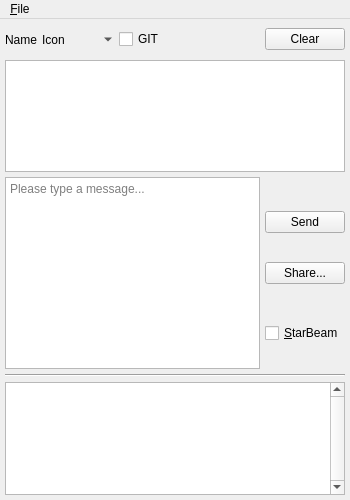
textbrowser/spot-on, file Source/UI/spot-on-chatwindow.ui: the form before one commit.
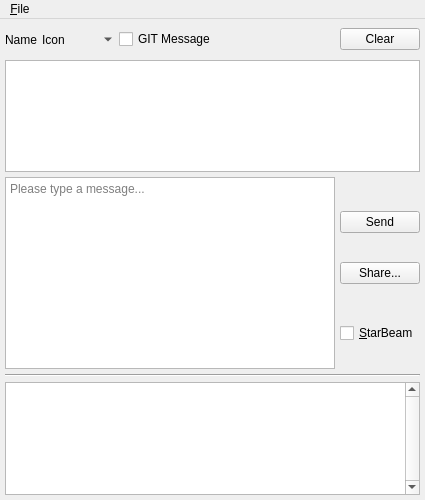
The form after the commit. Icons and pictures are not drawn. Custom widgets are drawn as their Qt base class.

Patch:
```diff
--- a/Source/UI/spot-on-chatwindow.ui
+++ b/Source/UI/spot-on-chatwindow.ui
@@ -6,7 +6,7 @@
    <rect>
     <x>0</x>
     <y>0</y>
-    <width>350</width>
+    <width>425</width>
     <height>500</height>
    </rect>
   </property>
@@ -79,7 +79,7 @@
          <string>&lt;html&gt;&lt;head/&gt;&lt;body&gt;&lt;p&gt;Place the messages in a curious folder. A separate process will transfer the messages towards a curious GIT server. Curious. May be compatible with participant proxies in the future. SMP messages will always be placed within GIT, if possible. Read-only. Please see GIT Messages column in the Chat page.&lt;/p&gt;&lt;/body&gt;&lt;/html&gt;</string>
         </property>
         <property name="text">
-         <string>GIT</string>
+         <string>GIT Message</string>
         </property>
        </widget>
       </item>
@@ -267,7 +267,7 @@
     <rect>
      <x>0</x>
      <y>0</y>
-     <width>350</width>
+     <width>425</width>
      <height>34</height>
     </rect>
    </property>
```
Left out of the diff: 2 changed lines with no effect on the pictures.
